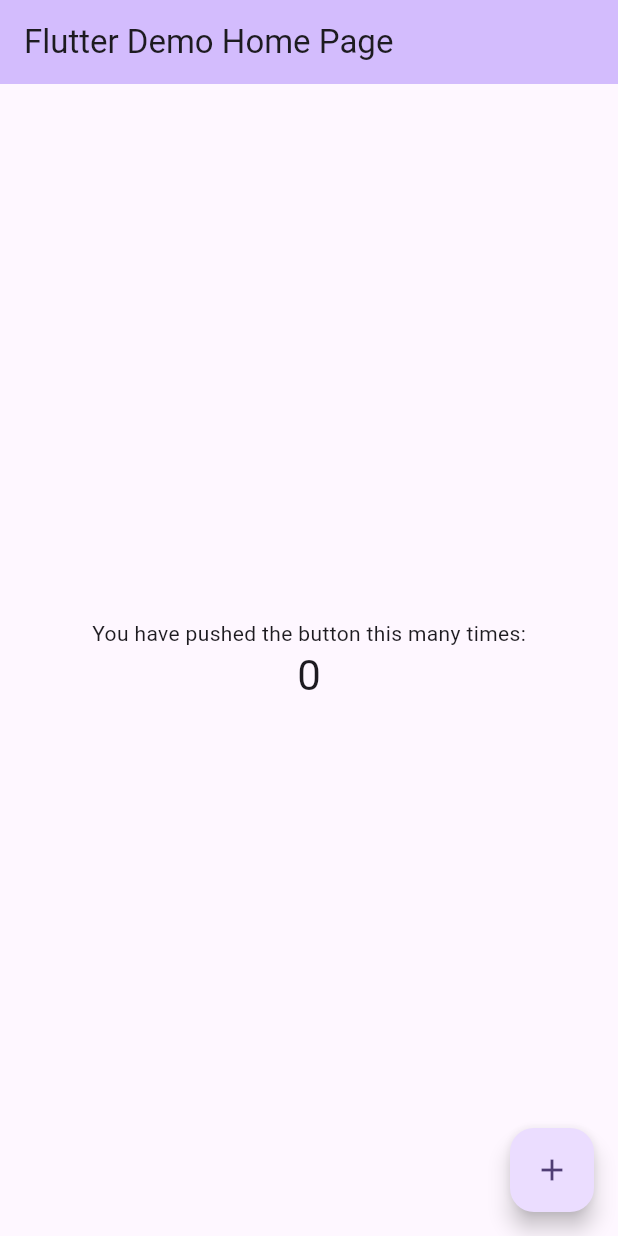
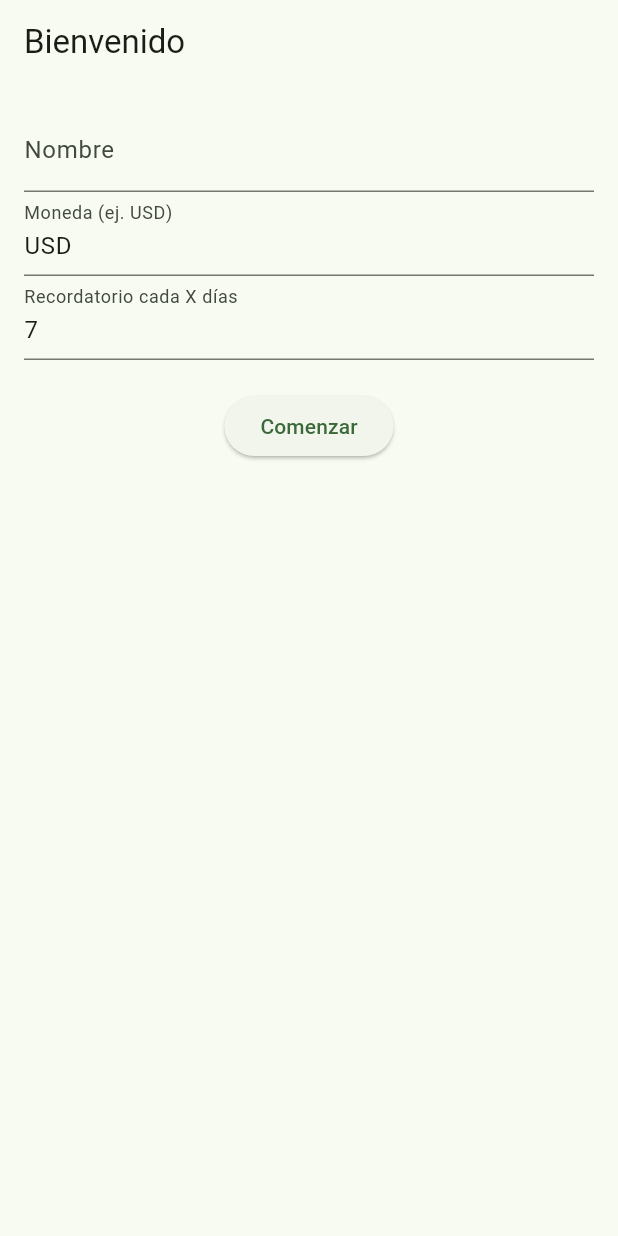
Before and after one commit to Lobachevski123/GastoInteligente, a Flutter app: the screen it shows after launch, on a phone screen of 412 x 824 dp. Run offline on Flutter 3.47's test engine with Material 3 defaults, Android fonts, the phone set to English and light mode, and no system bars; our stand-ins replace shared_preferences.

Commit message:
Versión inicial en disco D con fixes de build

```diff
--- a/lib/main.dart
+++ b/lib/main.dart
@@ -1,7 +1,19 @@
 import 'package:flutter/material.dart';
+import 'package:provider/provider.dart';
+import 'providers/budget_provider.dart';
+import 'screens/dashboard_screen.dart';
+import 'screens/onboarding_screen.dart';
 
-void main() {
-  runApp(const MyApp());
+void main() async {
+  WidgetsFlutterBinding.ensureInitialized();
+  final provider = BudgetProvider();
+  await provider.load();
+  runApp(
+    ChangeNotifierProvider.value(
+      value: provider,
+      child: const MyApp(),
+    ),
+  );
 }
 
 class MyApp extends StatelessWidget {
@@ -10,113 +22,16 @@ class MyApp extends StatelessWidget {
   // This widget is the root of your application.
   @override
   Widget build(BuildContext context) {
+    final provider = Provider.of<BudgetProvider>(context);
     return MaterialApp(
-      title: 'Flutter Demo',
+      title: 'Gasto inteligente',
       theme: ThemeData(
-        // This is the theme of your application.
-        //
-        // TRY THIS: Try running your application with "flutter run". You'll see
-        // the application has a purple toolbar. Then, without quitting the app,
-        // try changing the seedColor in the colorScheme below to Colors.green
-        // and then invoke "hot reload" (save your changes or press the "hot
-        // reload" button in a Flutter-supported IDE, or press "r" if you used
-        // the command line to start the app).
-        //
-        // Notice that the counter didn't reset back to zero; the application
-        // state is not lost during the reload. To reset the state, use hot
-        // restart instead.
-        //
-        // This works for code too, not just values: Most code changes can be
-        // tested with just a hot reload.
-        colorScheme: ColorScheme.fromSeed(seedColor: Colors.deepPurple),
+        colorScheme: ColorScheme.fromSeed(seedColor: Colors.green),
+        useMaterial3: true,
       ),
-      home: const MyHomePage(title: 'Flutter Demo Home Page'),
+      home: provider.name.isEmpty
+          ? const OnboardingScreen()
+          : const DashboardScreen(),
     );
   }
 }
-
-class MyHomePage extends StatefulWidget {
-  const MyHomePage({super.key, required this.title});
-
-  // This widget is the home page of your application. It is stateful, meaning
-  // that it has a State object (defined below) that contains fields that affect
-  // how it looks.
-
-  // This class is the configuration for the state. It holds the values (in this
-  // case the title) provided by the parent (in this case the App widget) and
-  // used by the build method of the State. Fields in a Widget subclass are
-  // always marked "final".
-
-  final String title;
-
-  @override
-  State<MyHomePage> createState() => _MyHomePageState();
-}
-
-class _MyHomePageState extends State<MyHomePage> {
-  int _counter = 0;
-
-  void _incrementCounter() {
-    setState(() {
-      // This call to setState tells the Flutter framework that something has
-      // changed in this State, which causes it to rerun the build method below
-      // so that the display can reflect the updated values. If we changed
-      // _counter without calling setState(), then the build method would not be
-      // called again, and so nothing would appear to happen.
-      _counter++;
-    });
-  }
-
-  @override
-  Widget build(BuildContext context) {
-    // This method is rerun every time setState is called, for instance as done
-    // by the _incrementCounter method above.
-    //
-    // The Flutter framework has been optimized to make rerunning build methods
-    // fast, so that you can just rebuild anything that needs updating rather
-    // than having to individually change instances of widgets.
-    return Scaffold(
-      appBar: AppBar(
-        // TRY THIS: Try changing the color here to a specific color (to
-        // Colors.amber, perhaps?) and trigger a hot reload to see the AppBar
-        // change color while the other colors stay the same.
-        backgroundColor: Theme.of(context).colorScheme.inversePrimary,
-        // Here we take the value from the MyHomePage object that was created by
-        // the App.build method, and use it to set our appbar title.
-        title: Text(widget.title),
-      ),
-      body: Center(
-        // Center is a layout widget. It takes a single child and positions it
-        // in the middle of the parent.
-        child: Column(
-          // Column is also a layout widget. It takes a list of children and
-          // arranges them vertically. By default, it sizes itself to fit its
-          // children horizontally, and tries to be as tall as its parent.
-          //
-          // Column has various properties to control how it sizes itself and
-          // how it positions its children. Here we use mainAxisAlignment to
-          // center the children vertically; the main axis here is the vertical
-          // axis because Columns are vertical (the cross axis would be
-          // horizontal).
-          //
-          // TRY THIS: Invoke "debug painting" (choose the "Toggle Debug Paint"
-          // action in the IDE, or press "p" in the console), to see the
-          // wireframe for each widget.
-          mainAxisAlignment: MainAxisAlignment.center,
-          children: <Widget>[
-            const Text('You have pushed the button this many times:'),
-            Text(
-              '$_counter',
-              style: Theme.of(context).textTheme.headlineMedium,
-            ),
-          ],
-        ),
-      ),
-      floatingActionButton: FloatingActionButton(
-        onPressed: _incrementCounter,
-        tooltip: 'Increment',
-        child: const Icon(Icons.add),
-      ), // This trailing comma makes auto-formatting nicer for build methods.
-    );
-  }
-}
--- /dev/null
+++ b/lib/models/expense.dart
@@ -0,0 +1,42 @@
+import 'dart:convert';
+
+class Expense {
+  final String id;
+  final double amount;
+  final String category;
+  final String? note;
+  final DateTime date;
+
+  Expense({
+    required this.id,
+    required this.amount,
+    required this.category,
+    this.note,
+    required this.date,
+  });
+
+  Map<String, dynamic> toMap() {
+    return {
+      'id': id,
+      'amount': amount,
+      'category': category,
+      'note': note,
+      'date': date.toIso8601String(),
+    };
+  }
+
+  factory Expense.fromMap(Map<String, dynamic> map) {
+    return Expense(
+      id: map['id'] as String,
+      amount: (map['amount'] as num).toDouble(),
+      category: map['category'] as String,
+      note: map['note'] as String?,
+      date: DateTime.parse(map['date'] as String),
+    );
+  }
+
+  String toJson() => jsonEncode(toMap());
+
+  factory Expense.fromJson(String source) =>
+      Expense.fromMap(jsonDecode(source) as Map<String, dynamic>);
+}
--- /dev/null
+++ b/lib/screens/onboarding_screen.dart
@@ -0,0 +1,70 @@
+import 'package:flutter/material.dart';
+import 'package:provider/provider.dart';
+
+import '../providers/budget_provider.dart';
+import 'dashboard_screen.dart';
+
+class OnboardingScreen extends StatefulWidget {
+  const OnboardingScreen({super.key});
+
+  @override
+  State<OnboardingScreen> createState() => _OnboardingScreenState();
+}
+
+class _OnboardingScreenState extends State<OnboardingScreen> {
+  final _formKey = GlobalKey<FormState>();
+  final _nameController = TextEditingController();
+  final _currencyController = TextEditingController(text: 'USD');
+  final _reminderController = TextEditingController(text: '7');
+
+  @override
+  Widget build(BuildContext context) {
+    return Scaffold(
+      appBar: AppBar(title: const Text('Bienvenido')),
+      body: Padding(
+        padding: const EdgeInsets.all(16.0),
+        child: Form(
+          key: _formKey,
+          child: Column(
+            children: [
+              TextFormField(
+                controller: _nameController,
+                decoration: const InputDecoration(labelText: 'Nombre'),
+                validator: (v) => v == null || v.isEmpty ? 'Ingresa tu nombre' : null,
+              ),
+              TextFormField(
+                controller: _currencyController,
+                decoration: const InputDecoration(labelText: 'Moneda (ej. USD)'),
+                validator: (v) => v == null || v.isEmpty ? 'Ingresa moneda' : null,
+              ),
+              TextFormField(
+                controller: _reminderController,
+                decoration: const InputDecoration(labelText: 'Recordatorio cada X días'),
+                keyboardType: TextInputType.number,
+                validator: (v) => v == null || v.isEmpty ? 'Ingresa días' : null,
+              ),
+              const SizedBox(height: 20),
+              ElevatedButton(
+                onPressed: () {
+                  if (_formKey.currentState!.validate()) {
+                    final provider =
+                        Provider.of<BudgetProvider>(context, listen: false);
+                    provider.updateSettings(
+                      newName: _nameController.text,
+                      newCurrency: _currencyController.text,
+                      newReminderDays: int.parse(_reminderController.text),
+                    );
+                    Navigator.of(context).pushReplacement(
+                        MaterialPageRoute(
+                            builder: (_) => const DashboardScreen()));
+                  }
+                },
+                child: const Text('Comenzar'),
+              )
+            ],
+          ),
+        ),
+      ),
+    );
+  }
+}
--- a/pubspec.yaml
+++ b/pubspec.yaml
@@ -34,6 +34,9 @@ dependencies:
   # The following adds the Cupertino Icons font to your application.
   # Use with the CupertinoIcons class for iOS style icons.
   cupertino_icons: ^1.0.8
+  provider: ^6.0.5
+  shared_preferences: ^2.2.2
+  uuid: ^3.0.7
 
 dev_dependencies:
   flutter_test:
```
Also changed, not shown: lib/providers/budget_provider.dart (added, +174 -0 lines), lib/screens/add_expense_screen.dart (added, +72 -0 lines), lib/screens/dashboard_screen.dart (added, +113 -0 lines), lib/screens/update_money_screen.dart (added, +52 -0 lines), pubspec.lock, 3 other files.
